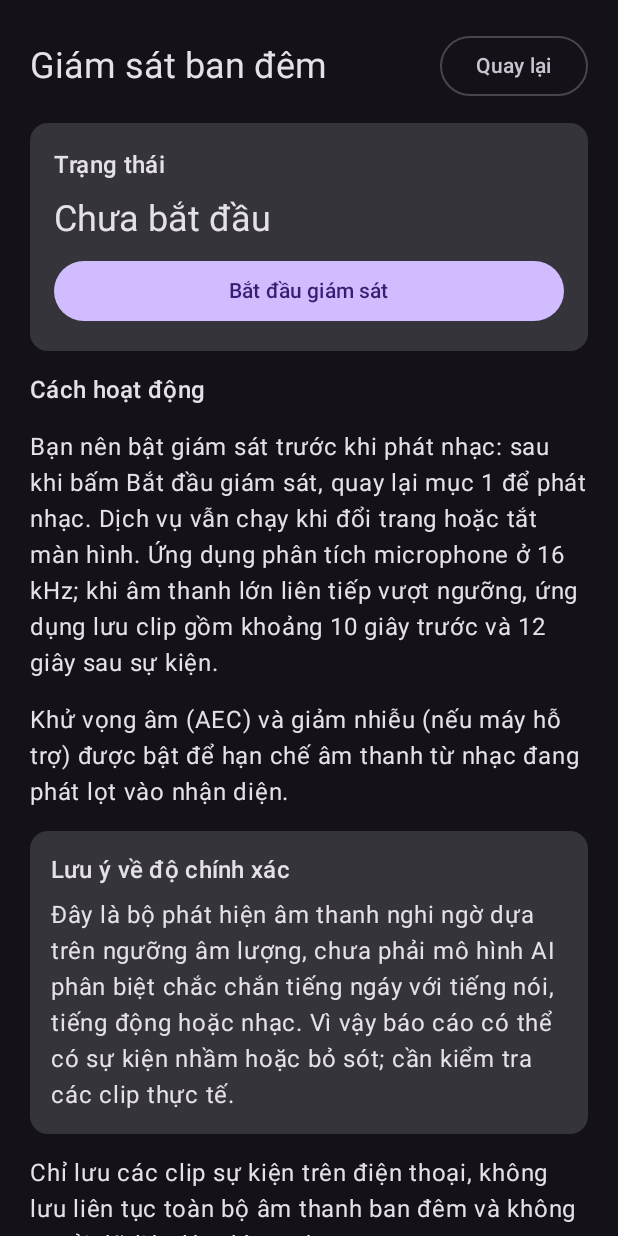
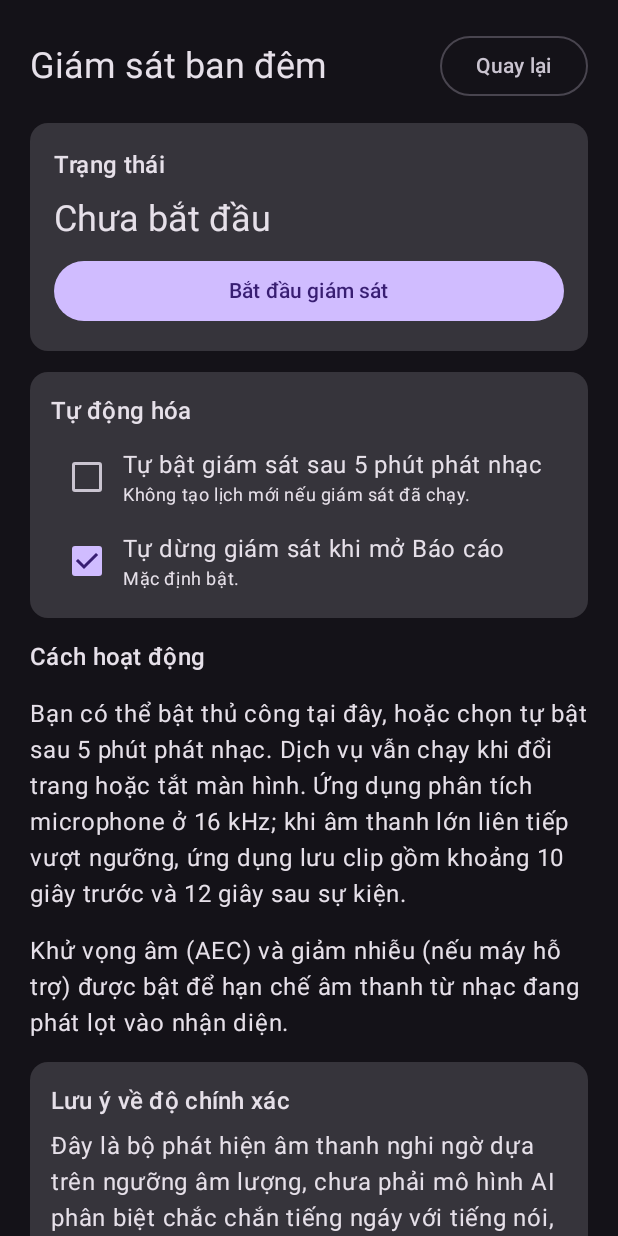
Before and after one commit to donglq75/sleep_monitor, an Android app built with Jetpack Compose: the screen it shows after launch (MainActivity), after a tap on "Giám sát", on a phone screen of 412 x 824 dp. Run offline under Robolectric (Android 15) with nearby library versions, the phone set to English and light mode, and no system bars.

Commit message:
Add automatic monitoring options

```diff
--- a/app/src/main/java/com/donglq/sleepmonitor/MainActivity.kt
+++ b/app/src/main/java/com/donglq/sleepmonitor/MainActivity.kt
@@ -27,6 +27,7 @@ import androidx.compose.foundation.rememberScrollState
 import androidx.compose.foundation.verticalScroll
 import androidx.compose.material3.Button
 import androidx.compose.material3.Card
+import androidx.compose.material3.Checkbox
 import androidx.compose.material3.MaterialTheme
 import androidx.compose.material3.OutlinedButton
 import androidx.compose.material3.Slider
@@ -64,6 +65,7 @@ class MainActivity : ComponentActivity() {
 
 @Composable
 private fun SleepMonitorApp() {
+    val appContext = LocalContext.current
     var screen by remember { mutableStateOf(Screen.HOME) }
     MaterialTheme(colorScheme = darkColorScheme()) {
         Surface(
@@ -74,7 +76,13 @@ private fun SleepMonitorApp() {
                 Screen.HOME -> HomeScreen(
                     onSounds = { screen = Screen.SOUNDS },
                     onMonitor = { screen = Screen.MONITOR },
-                    onReport = { screen = Screen.REPORT }
+                    onReport = {
+                        val prefs = appContext.getSharedPreferences(SleepMonitorService.PREFS, Context.MODE_PRIVATE)
+                        if (prefs.getBoolean("auto_stop_on_report", true)) {
+                            appContext.stopService(Intent(appContext, SleepMonitorService::class.java))
+                        }
+                        screen = Screen.REPORT
+                    }
                 )
                 Screen.SOUNDS -> SoundsScreen(onBack = { screen = Screen.HOME })
                 Screen.MONITOR -> MonitorScreen(onBack = { screen = Screen.HOME })
@@ -232,6 +240,18 @@ private fun SoundsScreen(onBack: () -> Unit) {
                                 preparing = false
                                 playing = true
                                 message = "Đang phát · Tự dừng sau ${minutes.toInt()} phút."
+                                if (preferences.getBoolean("auto_start_after_music_5m", false) &&
+                                    !preferences.getBoolean("monitor_running", false)
+                                ) {
+                                    val delayedIntent = Intent(context, SleepMonitorService::class.java)
+                                        .putExtra(SleepMonitorService.EXTRA_DELAY_MS, 5 * 60 * 1000L)
+                                    try {
+                                        ContextCompat.startForegroundService(context, delayedIntent)
+                                        message = "Đang phát · Giám sát sẽ tự bật sau 5 phút."
+                                    } catch (error: Exception) {
+                                        message = "Không thể đặt lịch giám sát: ${error.localizedMessage ?: "lỗi quyền"}"
+                                    }
+                                }
                                 timerState.value = object : CountDownTimer(minutes.toLong() * 60_000L, 1_000L) {
                                     override fun onTick(millisUntilFinished: Long) {
                                         message = "Đang phát · Còn ${millisUntilFinished / 60_000L} phút."
@@ -324,8 +344,35 @@ private fun MonitorScreen(onBack: () -> Unit) {
                 }
             }
         }
+        var autoStartAfterMusic by remember { mutableStateOf(prefs.getBoolean("auto_start_after_music_5m", false)) }
+        var autoStopOnReport by remember { mutableStateOf(prefs.getBoolean("auto_stop_on_report", true)) }
+        Card(Modifier.fillMaxWidth()) {
+            Column(Modifier.padding(14.dp), verticalArrangement = Arrangement.spacedBy(8.dp)) {
+                Text("Tự động hóa", style = MaterialTheme.typography.titleMedium)
+                Row(verticalAlignment = Alignment.CenterVertically) {
+                    Checkbox(checked = autoStartAfterMusic, onCheckedChange = {
+                        autoStartAfterMusic = it
+                        prefs.edit().putBoolean("auto_start_after_music_5m", it).apply()
+                    })
+                    Column(Modifier.weight(1f)) {
+                        Text("Tự bật giám sát sau 5 phút phát nhạc")
+                        Text("Không tạo lịch mới nếu giám sát đã chạy.", style = MaterialTheme.typography.bodySmall)
+                    }
+                }
+                Row(verticalAlignment = Alignment.CenterVertically) {
+                    Checkbox(checked = autoStopOnReport, onCheckedChange = {
+                        autoStopOnReport = it
+                        prefs.edit().putBoolean("auto_stop_on_report", it).apply()
+                    })
+                    Column(Modifier.weight(1f)) {
+                        Text("Tự dừng giám sát khi mở Báo cáo")
+                        Text("Mặc định bật.", style = MaterialTheme.typography.bodySmall)
+                    }
+                }
+            }
+        }
         Text("Cách hoạt động", style = MaterialTheme.typography.titleMedium)
-        Text("Bạn nên bật giám sát trước khi phát nhạc: sau khi bấm Bắt đầu giám sát, quay lại mục 1 để phát nhạc. Dịch vụ vẫn chạy khi đổi trang hoặc tắt màn hình. Ứng dụng phân tích microphone ở 16 kHz; khi âm thanh lớn liên tiếp vượt ngưỡng, ứng dụng lưu clip gồm khoảng 10 giây trước và 12 giây sau sự kiện.")
+        Text("Bạn có thể bật thủ công tại đây, hoặc chọn tự bật sau 5 phút phát nhạc. Dịch vụ vẫn chạy khi đổi trang hoặc tắt màn hình. Ứng dụng phân tích microphone ở 16 kHz; khi âm thanh lớn liên tiếp vượt ngưỡng, ứng dụng lưu clip gồm khoảng 10 giây trước và 12 giây sau sự kiện.")
         Text("Khử vọng âm (AEC) và giảm nhiễu (nếu máy hỗ trợ) được bật để hạn chế âm thanh từ nhạc đang phát lọt vào nhận diện.")
         Card(Modifier.fillMaxWidth()) {
             Column(Modifier.padding(14.dp), verticalArrangement = Arrangement.spacedBy(6.dp)) {
```
